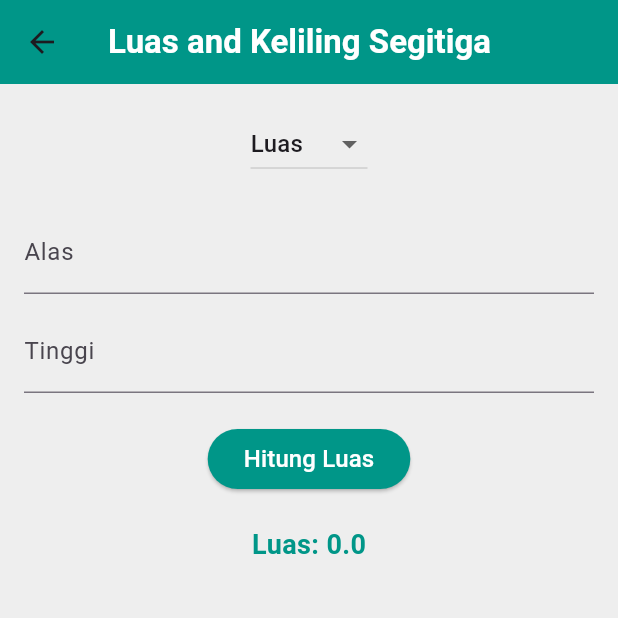
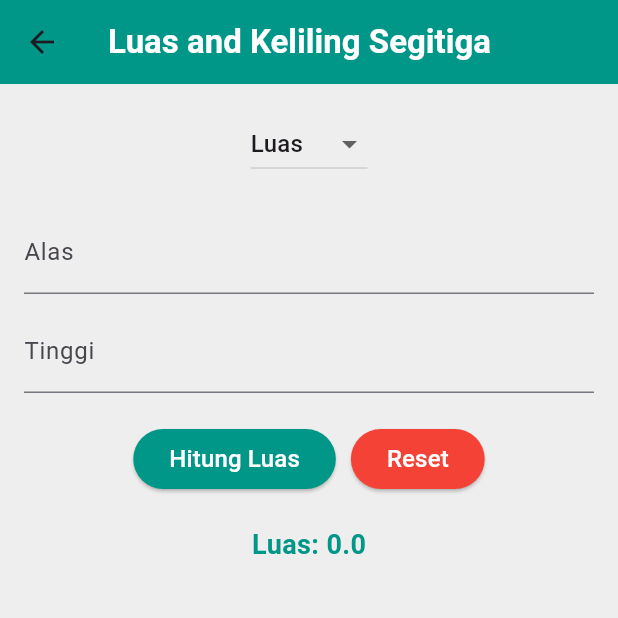
Before and after one commit to AdityaNugraha1/Mobile-Layout, a Flutter app: the AreaCalculator screen opened directly, on a phone screen of 412 x 824 dp, the top half of it. Run offline on Flutter 3.47's test engine with Material 3 defaults, Android fonts, the phone set to English and light mode, and no system bars.

Commit message:
Update my_home_page.dart

```diff
--- a/lib/my_home_page.dart
+++ b/lib/my_home_page.dart
@@ -1,6 +1,6 @@
 import 'dart:async';
 import 'package:flutter/material.dart';
-import 'dart:math';
+import 'package:flutter/services.dart';
 
 class HomePage extends StatefulWidget {
   const HomePage({Key? key}) : super(key: key);
@@ -164,6 +164,37 @@ class _AreaCalculatorState extends State<AreaCalculator> {
   double area = 0.0;
   double perimeter = 0.0;
   String dropdownValue = 'Luas';
+  final int maxDigits = 10;
+
+  @override
+  void initState() {
+    super.initState();
+    baseController.addListener(() => validateInput(baseController));
+    heightController.addListener(() => validateInput(heightController));
+    side1Controller.addListener(() => validateInput(side1Controller));
+    side2Controller.addListener(() => validateInput(side2Controller));
+  }
+
+  @override
+  void dispose() {
+    baseController.dispose();
+    heightController.dispose();
+    side1Controller.dispose();
+    side2Controller.dispose();
+    super.dispose();
+  }
+
+  void validateInput(TextEditingController controller) {
+    if (controller.text.length > maxDigits) {
+      ScaffoldMessenger.of(context).showSnackBar(
+        SnackBar(
+          content: Text('Input melebihi batas maksimal $maxDigits digit.'),
+          duration: Duration(seconds: 2),
+        ),
+      );
+      FocusScope.of(context).requestFocus(FocusNode());
+    }
+  }
 
   Widget buildAreaFields() {
     return Column(
@@ -175,6 +206,7 @@ class _AreaCalculatorState extends State<AreaCalculator> {
             hintText: 'Masukkan Alas Segitiga',
           ),
           keyboardType: TextInputType.number,
+          inputFormatters: [FilteringTextInputFormatter.digitsOnly],
         ),
         SizedBox(height: 10),
         TextField(
@@ -184,6 +216,7 @@ class _AreaCalculatorState extends State<AreaCalculator> {
             hintText: 'Masukkan Tinggi Segitiga',
           ),
           keyboardType: TextInputType.number,
+          inputFormatters: [FilteringTextInputFormatter.digitsOnly],
         ),
       ],
     );
@@ -199,6 +232,7 @@ class _AreaCalculatorState extends State<AreaCalculator> {
             hintText: 'Masukkan Sisi Segitiga',
           ),
           keyboardType: TextInputType.number,
+          inputFormatters: [FilteringTextInputFormatter.digitsOnly],
         ),
         SizedBox(height: 10),
         TextField(
@@ -208,6 +242,7 @@ class _AreaCalculatorState extends State<AreaCalculator> {
             hintText: 'Masukkan Sisi Segitiga',
           ),
           keyboardType: TextInputType.number,
+          inputFormatters: [FilteringTextInputFormatter.digitsOnly],
         ),
         SizedBox(height: 10),
         TextField(
@@ -217,9 +252,21 @@ class _AreaCalculatorState extends State<AreaCalculator> {
             hintText: 'Masukkan Sisi Segitiga',
           ),
           keyboardType: TextInputType.number,
+          inputFormatters: [FilteringTextInputFormatter.digitsOnly],
         ),
       ],
     );
+  }
+
+  void resetFields() {
+    baseController.clear();
+    heightController.clear();
+    side1Controller.clear();
+    side2Controller.clear();
+    setState(() {
+      area = 0.0;
+      perimeter = 0.0;
+    });
   }
 
   @override
@@ -255,10 +302,13 @@ class _AreaCalculatorState extends State<AreaCalculator> {
               child: dropdownValue == 'Luas' ? buildAreaFields() : buildPerimeterFields(),
             ),
             SizedBox(height: 20),
+            Row(
+              mainAxisAlignment: MainAxisAlignment.center,
+              children: <Widget>[
                 ElevatedButton(
                   style: ElevatedButton.styleFrom(
-                backgroundColor: Colors.teal, // background
-                foregroundColor: Colors.white, // foreground
+                    backgroundColor: Colors.teal,
+                    foregroundColor: Colors.white,
                   ),
                   child: Text('Hitung $dropdownValue', style: TextStyle(fontSize: 16)),
                   onPressed: () {
@@ -276,6 +326,17 @@ class _AreaCalculatorState extends State<AreaCalculator> {
                       }
                     });
                   },
+                ),
+                SizedBox(width: 10),
+                ElevatedButton(
+                  style: ElevatedButton.styleFrom(
+                    backgroundColor: Colors.red,
+                    foregroundColor: Colors.white,
+                  ),
+                  child: Text('Reset', style: TextStyle(fontSize: 16)),
+                  onPressed: resetFields,
+                ),
+              ],
             ),
             SizedBox(height: 20),
             Text(
```
Lines whose indentation alone changed are shown as unchanged.
